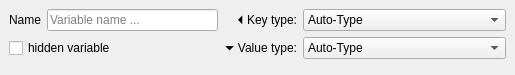
Above: src/ui/vars_main_area.ui from MorquinDevlar/Mudlet before the change. Below: the same form after it.
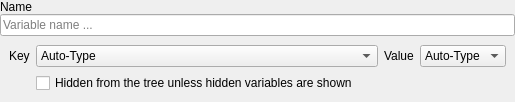
That is the form after the change.

Commit message: Improve: the variables form, the hidden switch, the caret readout and the heading

```diff
--- a/src/ui/vars_main_area.ui
+++ b/src/ui/vars_main_area.ui
@@ -33,37 +33,10 @@
     <number>0</number>
    </property>
    <item>
-    <widget class="QFrame" name="frame_vars_main_area">
-     <property name="frameShape">
-      <enum>QFrame::NoFrame</enum>
-     </property>
-     <property name="frameShadow">
-      <enum>QFrame::Plain</enum>
-     </property>
-     <layout class="QGridLayout" name="gridLayout_frame_vars_main_area" columnstretch="1,0,0">
-      <item row="0" column="0">
-       <widget class="QWidget" name="widget_variable_name" native="true">
-        <layout class="QHBoxLayout" name="horizontalLayout_widget_variable_name">
-         <property name="leftMargin">
-          <number>0</number>
-         </property>
-         <property name="topMargin">
-          <number>0</number>
-         </property>
-         <property name="rightMargin">
-          <number>0</number>
-         </property>
-         <property name="bottomMargin">
-          <number>0</number>
-         </property>
-         <item>
           <widget class="QLabel" name="label_variable_name">
            <property name="text">
             <string>Name</string>
            </property>
-           <property name="alignment">
-            <set>Qt::AlignRight|Qt::AlignTrailing|Qt::AlignVCenter</set>
-           </property>
            <property name="buddy">
             <cstring>lineEdit_var_name</cstring>
            </property>
@@ -85,23 +58,26 @@
            </property>
           </widget>
          </item>
-        </layout>
-       </widget>
-      </item>
-      <item row="0" column="1" alignment="Qt::AlignRight">
+   <item>
+    <widget class="QFrame" name="frame_vars_main_area">
+     <property name="frameShape">
+      <enum>QFrame::NoFrame</enum>
+     </property>
+     <property name="frameShadow">
+      <enum>QFrame::Plain</enum>
+     </property>
+     <layout class="QGridLayout" name="gridLayout_frame_vars_main_area" columnstretch="0,1,0,0">
+      <item row="0" column="0">
        <widget class="QLabel" name="label_variable_key">
         <property name="text">
-         <string>⏴ Key type:</string>
-        </property>
-        <property name="alignment">
-         <set>Qt::AlignRight|Qt::AlignTrailing|Qt::AlignVCenter</set>
+         <string>Key</string>
         </property>
         <property name="buddy">
          <cstring>comboBox_variable_key_type</cstring>
         </property>
        </widget>
       </item>
-      <item row="0" column="2">
+      <item row="0" column="1">
        <widget class="QComboBox" name="comboBox_variable_key_type">
         <property name="toolTip">
          <string>&lt;p&gt;Tables can store values either in a list, and/or a hashmap.&lt;/p&gt;&lt;p&gt;In a &lt;b&gt;list&lt;/b&gt;, &lt;i&gt;unique indexed keys&lt;/i&gt; represent values - so you can have values at &lt;i&gt;1, 2, 3...&lt;/i&gt;&lt;/p&gt;&lt;p&gt;In a &lt;b&gt;map&lt;/b&gt; {a.k.a. an &lt;i&gt;associative array}&lt;/i&gt;, &lt;i&gt;unique keys&lt;/i&gt; represent values - so you can have values under any identifier you would like (theoretically even a function or other lua entity although this GUI only supports strings).&lt;/p&gt;&lt;p&gt;This, for a newly created table (group) selects whenever you would like your table to be an indexed or an associative one.&lt;/p&gt;&lt;p&gt;In other cases it displays other entities (&lt;span style=" font-style:italic;"&gt;functions&lt;/span&gt;) which cannot be modified from here.&lt;/p&gt;&lt;p&gt;&lt;br/&gt;&lt;/p&gt;</string>
@@ -138,30 +114,17 @@
         </item>
        </widget>
       </item>
-      <item row="1" column="0">
-       <widget class="QCheckBox" name="checkBox_variable_hidden">
-        <property name="toolTip">
-         <string>&lt;p&gt;If checked this item (and its children, if applicable) does not show in area to the left unless &lt;b&gt;Show normally hidden variables&lt;/b&gt; is checked.&lt;/p&gt;</string>
-        </property>
-        <property name="text">
-         <string>hidden variable</string>
-        </property>
-       </widget>
-      </item>
-      <item row="1" column="1" alignment="Qt::AlignRight">
+      <item row="0" column="2">
        <widget class="QLabel" name="label_variable_value">
         <property name="text">
-         <string>⏷ Value type:</string>
-        </property>
-        <property name="alignment">
-         <set>Qt::AlignRight|Qt::AlignTrailing|Qt::AlignVCenter</set>
+         <string>Value</string>
         </property>
         <property name="buddy">
          <cstring>comboBox_variable_value_type</cstring>
         </property>
        </widget>
       </item>
-      <item row="1" column="2">
+      <item row="0" column="3">
        <widget class="QComboBox" name="comboBox_variable_value_type">
         <property name="sizeAdjustPolicy">
          <enum>QComboBox::AdjustToContents</enum>
@@ -198,21 +161,18 @@
         </item>
        </widget>
       </item>
-     </layout>
-    </widget>
-   </item>
-   <item>
-    <spacer name="verticalSpacer_vars_Main_area">
-     <property name="orientation">
-      <enum>Qt::Vertical</enum>
-     </property>
-     <property name="sizeHint" stdset="0">
-      <size>
-       <width>0</width>
-       <height>1</height>
-      </size>
-     </property>
-    </spacer>
+      <item row="1" column="1" colspan="3">
+       <widget class="QCheckBox" name="checkBox_variable_hidden">
+        <property name="toolTip">
+         <string>&lt;p&gt;If checked this item (and its children, if applicable) does not show in area to the left unless &lt;b&gt;Show hidden variables&lt;/b&gt; is checked.&lt;/p&gt;</string>
+        </property>
+        <property name="text">
+         <string>Hidden from the tree unless hidden variables are shown</string>
+        </property>
+       </widget>
+      </item>
+     </layout>
+    </widget>
    </item>
   </layout>
  </widget>
```
Left out of the diff: 6 changed lines with no effect on the pictures. Lines whose indentation alone changed are shown as unchanged. The commit also changes 7 other files.
